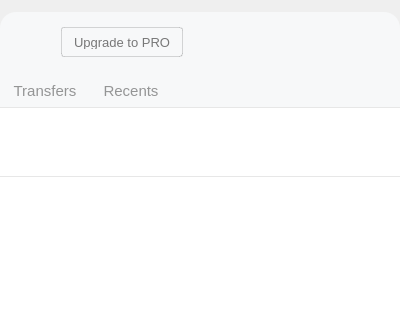
Qt form src/MEGASync/gui/macx/InfoDialog.ui (meganz/MEGAsync) before a commit; both pictures show x 0 to 400 and y 0 to 320 of the 400 by 564 pixel window.
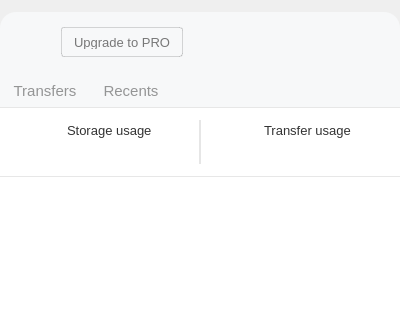
The same form after that commit. Icons and pictures are not drawn. Custom widgets are drawn as their Qt base class.

Commit message: Remove usage balloon and update usage stats

```diff
--- a/src/MEGASync/gui/macx/InfoDialog.ui
+++ b/src/MEGASync/gui/macx/InfoDialog.ui
@@ -264,13 +264,13 @@
   border-radius: 3px;
 }
 
-#lPercentageUsedStorage, #lTotalUsedStorage, #lPercentageUsedQuota, #lTotalUsedQuota
+#lTotalUsedStorage,  #lTotalUsedQuota
 {
 font-family: &quot;Source Sans Pro&quot;;
 font-size: 13px;
 font-weight: normal;
 border: none;
-color: #999999;
+color: #333333;
 }
 
 #lDisabled
@@ -520,6 +520,9 @@
                 <height>24</height>
                </size>
               </property>
+              <property name="toolTip">
+               <string>Add Sync</string>
+              </property>
               <property name="styleSheet">
                <string notr="true">border: none;
 </string>
@@ -553,6 +556,9 @@
                 <height>24</height>
                </size>
               </property>
+              <property name="toolTip">
+               <string>Upload</string>
+              </property>
               <property name="styleSheet">
                <string notr="true">border: none;
 </string>
@@ -586,6 +592,9 @@
                 <height>24</height>
                </size>
               </property>
+              <property name="toolTip">
+               <string>Download</string>
+              </property>
               <property name="styleSheet">
                <string notr="true">border: none;
 </string>
@@ -966,7 +975,7 @@
               <property name="styleSheet">
                <string notr="true"/>
               </property>
-              <layout class="QVBoxLayout" name="verticalLayout_11">
+              <layout class="QVBoxLayout" name="verticalLayout_3">
                <property name="spacing">
                 <number>0</number>
                </property>
@@ -983,527 +992,244 @@
                 <number>0</number>
                </property>
                <item>
-                <widget class="QStackedWidget" name="sUsedData">
+                <widget class="QWidget" name="wUsageStats" native="true">
                  <property name="minimumSize">
                   <size>
-                   <width>0</width>
-                   <height>68</height>
+                   <width>400</width>
+                   <height>0</height>
                   </size>
                  </property>
                  <property name="maximumSize">
                   <size>
-                   <width>16777215</width>
-                   <height>68</height>
+                   <width>400</width>
+                   <height>16777215</height>
                   </size>
                  </property>
                  <property name="styleSheet">
                   <string notr="true">background-color: #FFFFFF;</string>
                  </property>
-                 <property name="currentIndex">
-                  <number>1</number>
-                 </property>
-                 <widget class="QWidget" name="pStorage">
-                  <layout class="QVBoxLayout" name="verticalLayout_9">
-                   <property name="spacing">
-                    <number>0</number>
-                   </property>
-                   <property name="leftMargin">
-                    <number>0</number>
-                   </property>
-                   <property name="topMargin">
-                    <number>0</number>
-                   </property>
-                   <property name="rightMargin">
-                    <number>0</number>
-                   </property>
-                   <property name="bottomMargin">
-                    <number>0</number>
-                   </property>
-                   <item>
-                    <widget class="QWidget" name="wUsage" native="true">
-                     <property name="sizePolicy">
-                      <sizepolicy hsizetype="Preferred" vsizetype="Preferred">
-                       <horstretch>0</horstretch>
-                       <verstretch>0</verstretch>
-                      </sizepolicy>
+                 <layout class="QHBoxLayout" name="horizontalLayout_3">
+                  <property name="spacing">
+                   <number>-1</number>
+                  </property>
+                  <property name="leftMargin">
+                   <number>10</number>
+                  </property>
+                  <property name="topMargin">
+                   <number>0</number>
+                  </property>
+                  <property name="rightMargin">
+                   <number>10</number>
+                  </property>
+                  <property name="bottomMargin">
+                   <number>0</number>
+                  </property>
+                  <item>
+                   <widget class="QWidget" name="wStorageUsage" native="true">
+                    <layout class="QHBoxLayout" name="horizontalLayout_4">
+                     <property name="spacing">
+                      <number>5</number>
                      </property>
-                     <property name="minimumSize">
-                      <size>
-                       <width>0</width>
-                       <height>40</height>
-                      </size>
+                     <property name="leftMargin">
+                      <number>0</number>
                      </property>
-                     <property name="maximumSize">
-                      <size>
-                       <width>16777215</width>
-                       <height>40</height>
-                      </size>
+                     <property name="topMargin">
+                      <number>0</number>
                      </property>
-                     <property name="styleSheet">
-                      <string notr="true"/>
+                     <property name="rightMargin">
+                      <number>0</number>
                      </property>
-                     <layout class="QVBoxLayout" name="verticalLayout_3">
-                      <property name="spacing">
-                       <number>2</number>
-                      </property>
-                      <property name="leftMargin">
-                       <number>16</number>
-                      </property>
-                      <property name="topMargin">
-                       <number>0</number>
-                      </property>
-                      <property name="rightMargin">
-                       <number>16</number>
-                      </property>
-                      <property name="bottomMargin">
-                       <number>0</number>
-                      </property>
-                      <item>
-                       <widget class="QWidget" name="widget_8" native="true">
-                        <property name="sizePolicy">
-                         <sizepolicy hsizetype="Minimum" vsizetype="Preferred">
-                          <horstretch>0</horstretch>
-                          <verstretch>0</verstretch>
-                         </sizepolicy>
+                     <property name="bottomMargin">
+                      <number>0</number>
+                     </property>
+                     <item>
+                      <widget class="CircularUsageProgressBar" name="wCircularStorage" native="true">
+                       <property name="minimumSize">
+                        <size>
+                         <width>52</width>
+                         <height>44</height>
+                        </size>
+                       </property>
+                       <property name="maximumSize">
+                        <size>
+                         <width>52</width>
+                         <height>44</height>
+                        </size>
+                       </property>
+                      </widget>
+                     </item>
+                     <item>
+                      <widget class="QWidget" name="wStorageDetails" native="true">
+                       <layout class="QVBoxLayout" name="verticalLayout_7">
+                        <property name="spacing">
+                         <number>0</number>
                         </property>
-                        <property name="minimumSize">
-                         <size>
-                          <width>368</width>
-                          <height>20</height>
-                         </size>
+                        <property name="leftMargin">
+                         <number>0</number>
                         </property>
-                        <property name="maximumSize">
-                         <size>
-                          <width>368</width>
-                          <height>20</height>
-                         </size>
+                        <property name="topMargin">
+                         <number>8</number>
                         </property>
-                        <layout class="QHBoxLayout" name="horizontalLayout_4">
-                         <property name="spacing">
-                          <number>0</number>
-                         </property>
-                         <property name="leftMargin">
-                          <number>0</number>
-                         </property>
-                         <property name="topMargin">
-                          <number>0</number>
-                         </property>
-                         <property name="rightMargin">
-                          <number>0</number>
-                         </property>
-                         <property name="bottomMargin">
-                          <number>0</number>
-                         </property>
-                         <item>
-                          <widget class="QLabel" name="lTotalUsedStorage">
-                           <property name="sizePolicy">
-                            <sizepolicy hsizetype="Preferred" vsizetype="Preferred">
-                             <horstretch>0</horstretch>
-                             <verstretch>0</verstretch>
-                            </sizepolicy>
-                           </property>
-                           <property name="minimumSize">
-                            <size>
-                             <width>0</width>
-                             <height>20</height>
-                            </size>
-                           </property>
-                           <property name="maximumSize">
-                            <size>
-                             <width>16777215</width>
-                             <height>20</height>
-                            </size>
-                           </property>
-                           <property name="focusPolicy">
-                            <enum>Qt::StrongFocus</enum>
-                           </property>
-                           <property name="styleSheet">
-                            <string notr="true"/>
-                           </property>
-                           <property name="text">
-                            <string/>
-                           </property>
-                           <property name="alignment">
-                            <set>Qt::AlignLeading|Qt::AlignLeft|Qt::AlignTop</set>
-                           </property>
-                          </widget>
-                         </item>
-                         <item>
-                          <spacer name="horizontalSpacer_11">
-                           <property name="orientation">
-                            <enum>Qt::Horizontal</enum>
-                           </property>
-                           <property name="sizeHint" stdset="0">
-                            <size>
-                             <width>40</width>
-                             <height>20</height>
-                            </size>
-                           </property>
-                          </spacer>
-                         </item>
-                         <item>
-                          <widget class="QLabel" name="lPercentageUsedStorage">
-                           <property name="sizePolicy">
-                            <sizepolicy hsizetype="Preferred" vsizetype="Preferred">
-                             <horstretch>0</horstretch>
-                             <verstretch>0</verstretch>
-                            </sizepolicy>
-                           </property>
-                           <property name="minimumSize">
-                            <size>
-                             <width>0</width>
-                             <height>20</height>
-                            </size>
-                           </property>
-                           <property name="maximumSize">
-                            <size>
-                             <width>16777215</width>
-                             <height>20</height>
-                            </size>
-                           </property>
-                           <property name="focusPolicy">
-                            <enum>Qt::StrongFocus</enum>
-                           </property>
-                           <property name="styleSheet">
-                            <string notr="true"/>
-                           </property>
-                           <property name="text">
-                            <string/>
-                           </property>
-                           <property name="alignment">
-                            <set>Qt::AlignRight|Qt::AlignTop|Qt::AlignTrailing</set>
-                           </property>
-                          </widget>
-                         </item>
-                        </layout>
-                       </widget>
-                      </item>
-                      <item>
-                       <widget class="QWidget" name="wUsageStorage" native="true">
-                        <property name="minimumSize">
-                         <size>
-                          <width>0</width>
-                          <height>12</height>
-                         </size>
+                        <property name="rightMargin">
+                         <number>0</number>
                         </property>
-                        <property name="maximumSize">
-                         <size>
-                          <width>16777215</width>
-                          <height>12</height>
-                         </size>
+                        <property name="bottomMargin">
+                         <number>8</number>
                         </property>
-                        <property name="cursor">
-                         <cursorShape>ArrowCursor</cursorShape>
-                        </property>
-                        <layout class="QHBoxLayout" name="horizontalLayout_10">
-                         <property name="leftMargin">
-                          <number>0</number>
-                         </property>
-                         <property name="topMargin">
-                          <number>4</number>
-                         </property>
-                         <property name="rightMargin">
-                          <number>0</number>
-                         </property>
-                         <property name="bottomMargin">
-                          <number>4</number>
-                         </property>
-                         <item>
-                          <widget class="QProgressBar" name="pUsageStorage">
-                           <property name="sizePolicy">
-                            <sizepolicy hsizetype="Preferred" vsizetype="Preferred">
-                             <horstretch>0</horstretch>
-                             <verstretch>0</verstretch>
-                            </sizepolicy>
-                           </property>
-                           <property name="minimumSize">
-                            <size>
-                             <width>368</width>
-                             <height>4</height>
-                            </size>
-                           </property>
-                           <property name="maximumSize">
-                            <size>
-                             <width>368</width>
-                             <height>4</height>
-                            </size>
-                           </property>
-                           <property name="cursor">
-                            <cursorShape>PointingHandCursor</cursorShape>
-                           </property>
-                           <property name="styleSheet">
-                            <string notr="true"/>
-                           </property>
-                           <property name="value">
-                            <number>0</number>
-                           </property>
-                           <property name="textVisible">
-                            <bool>false</bool>
-                           </property>
-                           <property name="format">
-                            <string/>
-                           </property>
-                          </widget>
-                         </item>
-                        </layout>
-                       </widget>
-                      </item>
-                     </layout>
-                    </widget>
-                   </item>
-                  </layout>
-                 </widget>
-                 <widget class="QWidget" name="pQuota">
-                  <layout class="QVBoxLayout" name="verticalLayout_10">
-                   <property name="spacing">
-                    <number>0</number>
-                   </property>
-                   <property name="leftMargin">
-                    <number>0</number>
-                   </property>
-                   <property name="topMargin">
-                    <number>0</number>
-                   </property>
-                   <property name="rightMargin">
-                    <number>0</number>
-                   </property>
-                   <property name="bottomMargin">
-                    <number>0</number>
-                   </property>
-                   <item>
-                    <widget class="QWidget" name="wUsageQuota_2" native="true">
-                     <property name="sizePolicy">
-                      <sizepolicy hsizetype="Preferred" vsizetype="Preferred">
-                       <horstretch>0</horstretch>
-                       <verstretch>0</verstretch>
-                      </sizepolicy>
+                        <item>
+                         <widget class="QLabel" name="lTotalUsedStorage">
+                          <property name="text">
+                           <string>Storage usage</string>
+                          </property>
+                         </widget>
+                        </item>
+                        <item>
+                         <widget class="QLabel" name="lUsedStorage">
+                          <property name="minimumSize">
+                           <size>
+                            <width>0</width>
+                            <height>24</height>
+                           </size>
+                          </property>
+                          <property name="maximumSize">
+                           <size>
+                            <width>16777215</width>
+                            <height>24</height>
+                           </size>
+                          </property>
+                          <property name="styleSheet">
+                           <string notr="true">color: rgba(0,0,0,0.3);
+font-size: 10px;
+</string>
+                          </property>
+                          <property name="text">
+                           <string/>
+                          </property>
+                         </widget>
+                        </item>
+                       </layout>
+                      </widget>
+                     </item>
+                    </layout>
+                   </widget>
+                  </item>
+                  <item>
+                   <widget class="QWidget" name="wVerticalSeparator" native="true">
+                    <property name="minimumSize">
+                     <size>
+                      <width>2</width>
+                      <height>0</height>
+                     </size>
+                    </property>
+                    <property name="maximumSize">
+                     <size>
+                      <width>2</width>
+                      <height>16777215</height>
+                     </size>
+                    </property>
+                    <property name="styleSheet">
+                     <string notr="true">background-color:  rgba(0, 0, 0, 0.1);
+margin-top: 12px;
+margin-bottom: 12px;
+</string>
+                    </property>
+                   </widget>
+                  </item>
+                  <item>
+                   <widget class="QWidget" name="wQuotaUsage" native="true">
+                    <property name="maximumSize">
+                     <size>
+                      <width>199</width>
+                      <height>16777215</height>
+                     </size>
+                    </property>
+                    <layout class="QHBoxLayout" name="horizontalLayout_7">
+                     <property name="spacing">
+                      <number>5</number>
                      </property>
-                     <property name="minimumSize">
-                      <size>
-                       <width>0</width>
-                       <height>40</height>
-                      </size>
+                     <property name="leftMargin">
+                      <number>0</number>
                      </property>
-                     <property name="maximumSize">
-                      <size>
-                       <width>16777215</width>
-                       <height>40</height>
-                      </size>
+                     <property name="topMargin">
+                      <number>0</number>
                      </property>
-                     <property name="styleSheet">
-                      <string notr="true"/>
+                     <property name="rightMargin">
+                      <number>0</number>
                      </property>
-                     <layout class="QVBoxLayout" name="verticalLayout_7">
-                      <property name="spacing">
-                       <number>2</number>
-                      </property>
-                      <property name="leftMargin">
-                       <number>16</number>
-                      </property>
-                      <property name="topMargin">
-                       <number>0</number>
-                      </property>
-                      <property name="rightMargin">
-                       <number>16</number>
-                      </property>
-                      <property name="bottomMargin">
-                       <number>0</number>
-                      </property>
-                      <item>
-                       <widget class="QWidget" name="widget_9" native="true">
-                        <property name="sizePolicy">
-                         <sizepolicy hsizetype="Minimum" vsizetype="Preferred">
-                          <horstretch>0</horstretch>
-                          <verstretch>0</verstretch>
-                         </sizepolicy>
+                     <property name="bottomMargin">
+                      <number>0</number>
+                     </property>
+                     <item>
+                      <widget class="CircularUsageProgressBar" name="wCircularQuota" native="true">
+                       <property name="minimumSize">
+                        <size>
+                         <width>52</width>
+                         <height>44</height>
+                        </size>
+                       </property>
+                       <property name="maximumSize">
+                        <size>
+                         <width>52</width>
+                         <height>44</height>
+                        </size>
+                       </property>
+                      </widget>
+                     </item>
+                     <item>
+                      <widget class="QWidget" name="wQuotaDetails" native="true">
+                       <layout class="QVBoxLayout" name="verticalLayout_9">
+                        <property name="spacing">
+                         <number>0</number>
                         </property>
-                        <property name="minimumSize">
-                         <size>
-                          <width>368</width>
-                          <height>20</height>
-                         </size>
+                        <property name="leftMargin">
+                         <number>0</number>
                         </property>
-                        <property name="maximumSize">
-                         <size>
-                          <width>368</width>
-                          <height>20</height>
-                         </size>
+                        <property name="topMargin">
+                         <number>8</number>
                         </property>
-                        <layout class="QHBoxLayout" name="horizontalLayout_7">
-                         <property name="spacing">
-                          <number>0</number>
-                         </property>
-                         <property name="leftMargin">
-                          <number>0</number>
-                         </property>
-                         <property name="topMargin">
-                          <number>0</number>
-                         </property>
-                         <property name="rightMargin">
-                          <number>0</number>
-                         </property>
-                         <property name="bottomMargin">
-                          <number>0</number>
-                         </property>
-                         <item>
-                          <widget class="QLabel" name="lTotalUsedQuota">
-                           <property name="sizePolicy">
-                            <sizepolicy hsizetype="Preferred" vsizetype="Preferred">
-                             <horstretch>0</horstretch>
-                             <verstretch>0</verstretch>
-                            </sizepolicy>
-                           </property>
-                           <property name="minimumSize">
-                            <size>
-                             <width>0</width>
-                             <height>20</height>
-                            </size>
-                           </property>
-                           <property name="maximumSize">
-                            <size>
-                             <width>16777215</width>
-                             <height>20</height>
-                            </size>
-                           </property>
-                           <property name="focusPolicy">
-                            <enum>Qt::StrongFocus</enum>
-                           </property>
-                           <property name="styleSheet">
-                            <string notr="true">#lTotalUsed
-{
-font: &quot;Source Sans Pro&quot;;
-font-size: 12px;
-font-weight: normal;
-color: #333333;
-}</string>
-                           </property>
-                           <property name="text">
-                            <string/>
-                           </property>
-                           <property name="alignment">
-                            <set>Qt::AlignLeading|Qt::AlignLeft|Qt::AlignTop</set>
-                           </property>
-                          </widget>
-                         </item>
-                         <item>
-                          <widget class="QLabel" name="lPercentageUsedQuota">
-                           <property name="sizePolicy">
-                            <sizepolicy hsizetype="Preferred" vsizetype="Preferred">
-                             <horstretch>0</horstretch>
-                             <verstretch>0</verstretch>
-                            </sizepolicy>
-                           </property>
-                           <property name="minimumSize">
-                            <size>
-                             <width>0</width>
-                             <height>20</height>
-                            </size>
-                           </property>
-                           <property name="maximumSize">
-                            <size>
-                             <width>16777215</width>
-                             <height>20</height>
-                            </size>
-                           </property>
-                           <property name="focusPolicy">
-                            <enum>Qt::StrongFocus</enum>
-                           </property>
-                           <property name="styleSheet">
-                            <string notr="true">#lPercentageUsed
-{
-font: &quot;Source Sans Pro&quot;;
-font-size: 12px;
-font-weight: normal;
-color: #333333;
-}
-</string>
-                           </property>
-                           <property name="text">
-                            <string/>
-                           </property>
-                           <property name="alignment">
-                            <set>Qt::AlignRight|Qt::AlignTop|Qt::AlignTrailing</set>
-                           </property>
-                          </widget>
-                         </item>
-                        </layout>
-                       </widget>
-                      </item>
-                      <item>
-                       <widget class="QWidget" name="wUsageQuota" native="true">
-                        <property name="minimumSize">
-                         <size>
-                          <width>0</width>
-                          <height>12</height>
-                         </size>
+                        <property name="rightMargin">
+                         <number>0</number>
                         </property>
-                        <property name="maximumSize">
-                         <size>
-                          <width>16777215</width>
-                          <height>12</height>
-                         </size>
+                        <property name="bottomMargin">
+                         <number>8</number>
                         </property>
-                        <property name="cursor">
-                         <cursorShape>ArrowCursor</cursorShape>
-                        </property>
-                        <layout class="QHBoxLayout" name="horizontalLayout_11">
-                         <property name="spacing">
-                          <number>0</number>
-                         </property>
-                         <property name="leftMargin">
-                          <number>0</number>
-                         </property>
-                         <property name="topMargin">
-                          <number>4</number>
-                         </property>
-                         <property name="rightMargin">
-                          <number>0</number>
-                         </property>
-                         <property name="bottomMargin">
-                          <number>4</number>
-                         </property>
-                         <item>
-                          <widget class="QProgressBar" name="pUsageQuota">
-                           <property name="sizePolicy">
-                            <sizepolicy hsizetype="Preferred" vsizetype="Preferred">
-                             <horstretch>0</horstretch>
-                             <verstretch>0</verstretch>
-                            </sizepolicy>
-                           </property>
-                           <property name="minimumSize">
-                            <size>
-                             <width>368</width>
-                             <height>4</height>
-                            </size>
-                           </property>
-                           <property name="maximumSize">
-                            <size>
-                             <width>368</width>
-                             <height>4</height>
-                            </size>
-                           </property>
-                           <property name="styleSheet">
-                            <string notr="true"/>
-                           </property>
-                           <property name="value">
-                            <number>0</number>
-                           </property>
-                           <property name="textVisible">
-                            <bool>false</bool>
-                           </property>
-                           <property name="format">
-                            <string/>
-                           </property>
-                          </widget>
-                         </item>
-                        </layout>
-                       </widget>
-                      </item>
-                     </layout>
-                    </widget>
-                   </item>
-                  </layout>
-                 </widget>
+                        <item>
+                         <widget class="QLabel" name="lTotalUsedQuota">
+                          <property name="text">
+                           <string>Transfer usage</string>
+                          </property>
+                         </widget>
+                        </item>
+                        <item>
+                         <widget class="QLabel" name="lUsedQuota">
+                          <property name="minimumSize">
+                           <size>
+                            <width>0</width>
+                            <height>24</height>
+                           </size>
+                          </property>
+                          <property name="maximumSize">
+                           <size>
+                            <width>16777215</width>
+                            <height>24</height>
+                           </size>
+                          </property>
+                          <property name="styleSheet">
+                           <string notr="true">color: rgba(0,0,0,0.3);
+font-size: 10px;</string>
+                          </property>
+                          <property name="text">
+                           <string/>
+                          </property>
+                         </widget>
+                        </item>
+                       </layout>
+                      </widget>
+                     </item>
+                    </layout>
+                   </widget>
+                  </item>
+                 </layout>
                 </widget>
                </item>
                <item>
@@ -1616,7 +1342,7 @@
                      </size>
                     </property>
                     <property name="styleSheet">
-                     <string notr="true">padding-top: 46px;
+                     <string notr="true">padding-top: 26px;
 border: none;</string>
                     </property>
                     <property name="text">
@@ -2311,6 +2037,12 @@
    <header location="global">PSAwidget.h</header>
    <container>1</container>
   </customwidget>
+  <customwidget>
+   <class>CircularUsageProgressBar</class>
+   <extends>QWidget</extends>
+   <header>circularusageprogressbar.h</header>
+   <container>1</container>
+  </customwidget>
  </customwidgets>
  <tabstops>
   <tabstop>bSettings</tabstop>
```
Left out of the diff: 2 changed lines with no effect on the pictures. The commit also changes 2 other files.
